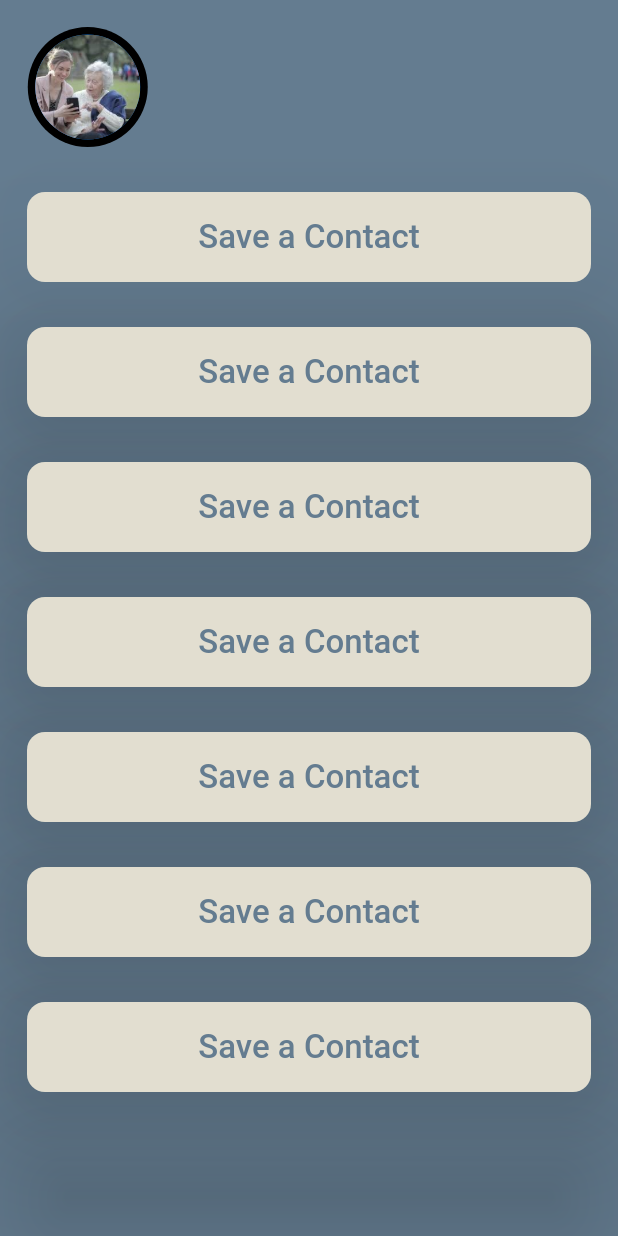
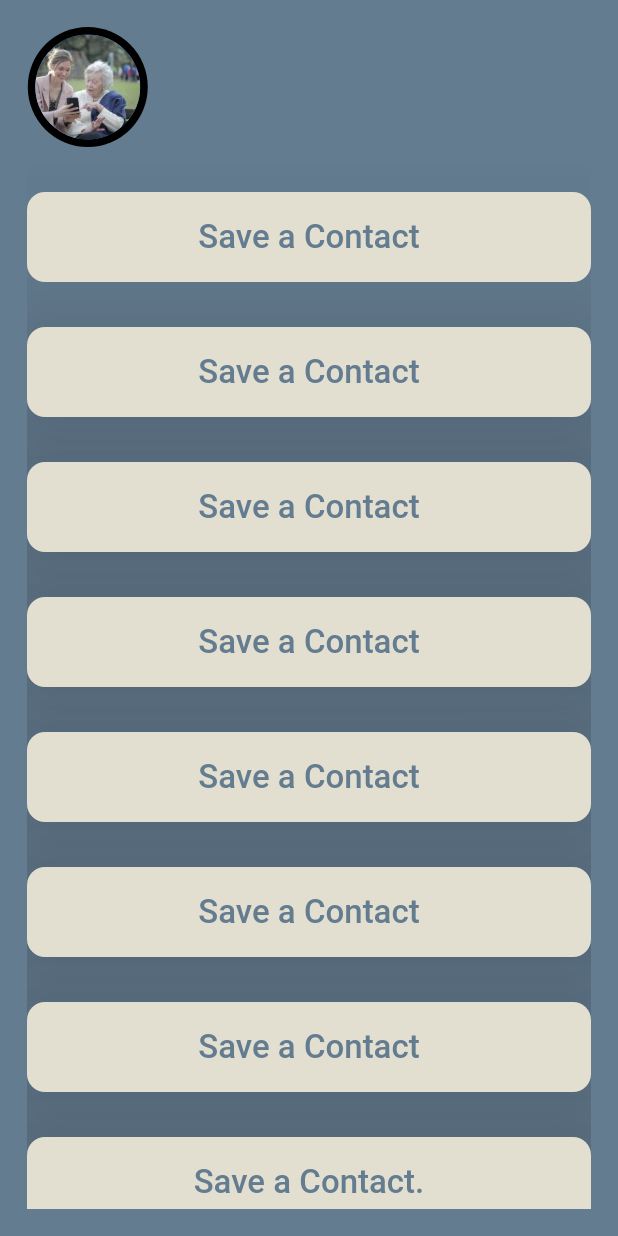
Before and after one commit to jahnavi2k/EldBud, a Flutter app: the Questions screen opened by its route, on a phone screen of 412 x 824 dp. Run offline on Flutter 3.47's test engine with Material 2 defaults, Android fonts, the phone set to English and light mode, and no system bars; Roboto replaces fonts that are missing (Mon); project files that could hold a hidden picture were left out.

Commit message:
Added Files

```diff
--- a/lib/pages/questions.dart
+++ b/lib/pages/questions.dart
@@ -200,6 +200,30 @@ class _QuestionsState extends State<Questions> {
                       ),
                     )
                 ),
+                SizedBox(height: 30.0,),
+                Container(
+                    child: ElevatedButton(
+                      child: Text(
+                        "Save a Contact.",
+                        style: TextStyle(
+                          fontSize: 22.0,
+                          fontFamily: 'Mon',
+
+                        ),
+                      ),
+                      onPressed: () {},
+                      style: ElevatedButton.styleFrom(
+                        fixedSize: Size(140.0,60.0),
+                        primary: Color(0XFFE2DED0),
+                        onPrimary: Color(0XFF647C90),
+                        shadowColor: Colors.black,
+                        elevation: 50.0,
+                        shape: RoundedRectangleBorder(
+                          borderRadius: BorderRadius.circular(12.0),
+                        ),
+                      ),
+                    )
+                ),
                 SizedBox(height: 20.0,),
               ],
             ),
```
